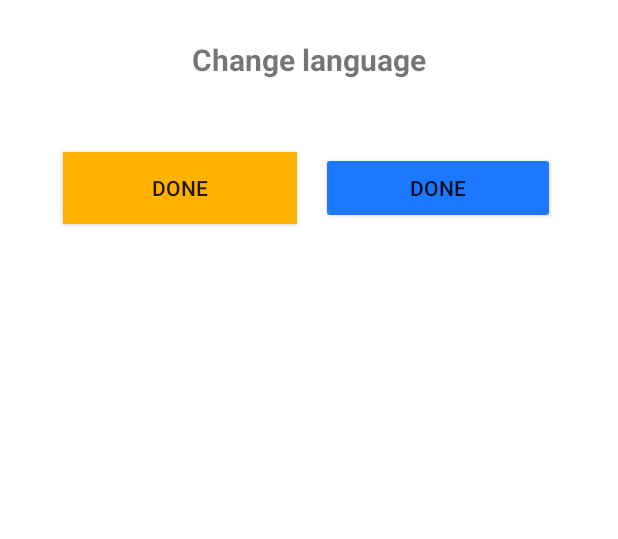
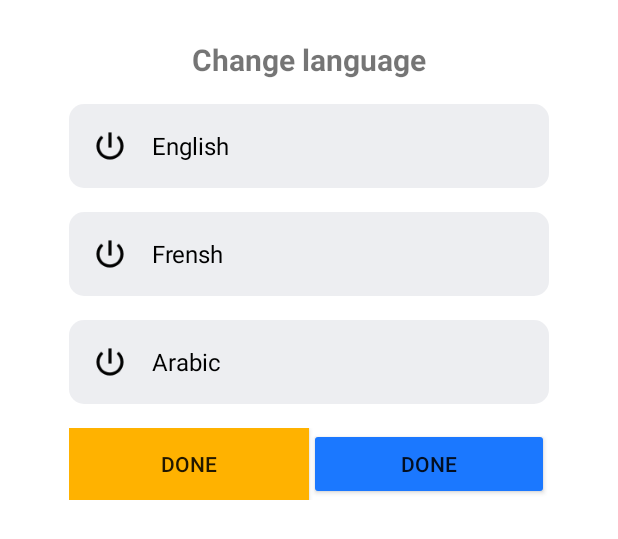
Before and after one commit to onetechwolf/absence-management-kotlin, an Android app: the layout dialog_change_language.xml on its own in the app's theme, with its tools: preview values and no code run, on a phone screen of 412 x 824 dp. Shown: the top 539 px of the screen. Run offline under Robolectric (Android 15) with nearby library versions, the phone set to English and light mode, and no system bars.

Commit message:
add langauges

```diff
--- a/app/src/main/res/drawable/dialog_bg.xml
+++ b/app/src/main/res/drawable/dialog_bg.xml
@@ -1,7 +1,7 @@
 <?xml version="1.0" encoding="utf-8"?>
 <shape xmlns:android="http://schemas.android.com/apk/res/android">
     <solid android:color="@color/white" />
-    <corners android:radius="30dp" />
+    <corners android:radius="10dp" />
     <padding
         android:bottom="10dp"
         android:left="10dp"
--- a/app/src/main/res/layout/dialog_change_language.xml
+++ b/app/src/main/res/layout/dialog_change_language.xml
@@ -2,6 +2,7 @@
 <LinearLayout xmlns:android="http://schemas.android.com/apk/res/android"
     android:layout_width="match_parent"
     android:layout_height="match_parent"
+    android:layout_marginHorizontal="20dp"
     android:background="@drawable/dialog_bg"
     android:orientation="vertical">
 
@@ -18,19 +19,71 @@
         android:textSize="20sp"
         android:textStyle="bold" />
 
+    <!-- Languages -->
+    <RadioGroup
+        android:layout_width="match_parent"
+        android:layout_height="wrap_content"
+        android:orientation="vertical"
+        android:paddingHorizontal="16dp">
+
+        <RadioButton
+            android:id="@+id/rb_english"
+            android:layout_width="match_parent"
+            android:layout_height="wrap_content"
+            android:layout_marginBottom="16dp"
+            android:background="@drawable/radio_button"
+            android:button="@android:color/transparent"
+            android:drawableStart="@drawable/ic_logout"
+            android:drawablePadding="16dp"
+            android:drawableTint="@color/black"
+            android:gravity="center_vertical"
+            android:padding="16dp"
+            android:text="@string/english"
+            android:textSize="16sp" />
+
+        <RadioButton
+            android:id="@+id/rb_frensh"
+            android:layout_width="match_parent"
+            android:layout_height="wrap_content"
+            android:layout_marginBottom="16dp"
+            android:background="@drawable/radio_button"
+            android:button="@android:color/transparent"
+            android:drawableStart="@drawable/ic_logout"
+            android:drawablePadding="16dp"
+            android:drawableTint="@color/black"
+            android:gravity="center_vertical"
+            android:padding="16dp"
+            android:text="@string/frensh"
+            android:textSize="16sp" />
+
+        <RadioButton
+            android:id="@+id/rb_arabic"
+            android:layout_width="match_parent"
+            android:layout_height="wrap_content"
+            android:layout_marginBottom="16dp"
+            android:background="@drawable/radio_button"
+            android:button="@android:color/transparent"
+            android:drawableStart="@drawable/ic_logout"
+            android:drawablePadding="16dp"
+            android:drawableTint="@color/black"
+            android:gravity="center_vertical"
+            android:padding="16dp"
+            android:text="@string/arabic"
+            android:textSize="16sp" />
+
+    </RadioGroup>
+
     <LinearLayout
         android:layout_width="match_parent"
         android:layout_height="wrap_content"
-        android:layout_margin="16dp"
         android:orientation="horizontal"
-        android:padding="8dp"
+        android:paddingHorizontal="16dp"
         android:weightSum="2">
 
         <androidx.appcompat.widget.AppCompatButton
             android:id="@+id/cancel_btn"
             android:layout_width="wrap_content"
             android:layout_height="wrap_content"
-            android:layout_margin="8dp"
             android:layout_weight="1"
             android:background="@color/yellow"
             android:padding="8dp"
@@ -40,7 +93,6 @@
             android:id="@+id/confirm_btn"
             android:layout_width="wrap_content"
             android:layout_height="wrap_content"
-            android:layout_margin="8dp"
             android:layout_weight="1"
             android:backgroundTint="@color/blue"
             android:padding="8dp"
--- a/app/src/main/res/values/strings.xml
+++ b/app/src/main/res/values/strings.xml
@@ -52,4 +52,7 @@
     <string name="settings">Settings</string>
     <string name="change_language">Change language</string>
     <string name="language">Language</string>
+    <string name="arabic">Arabic</string>
+    <string name="frensh">Frensh</string>
+    <string name="english">English</string>
 </resources>
```
Also changed, not shown: app/src/main/res/drawable/arabic_lang.png (added), app/src/main/res/drawable/english_lang.png (added), app/src/main/res/drawable/frensh_lang.png (added).
